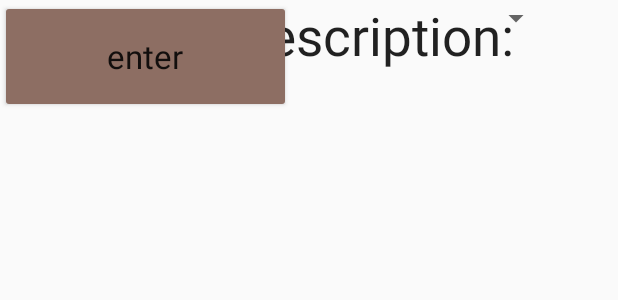
After one commit to aahuangithub/losaltoshacks3, an Android app: the layout activity_finder.xml on its own in the app's theme, with its tools: preview values and no code run, on a phone screen of 412 x 824 dp. The commit adds this screen. Shown: the top 300 px of the screen. Run offline under Robolectric (Android 15) with nearby library versions, the phone set to English and light mode, and no system bars.

```diff
--- a/FindersSweepers/app/build.gradle
+++ b/FindersSweepers/app/build.gradle
@@ -27,6 +27,7 @@ dependencies {
     implementation 'com.android.support:appcompat-v7:26.1.0'
     implementation 'com.android.support.constraint:constraint-layout:1.0.2'
     implementation 'com.google.android.gms:play-services-maps:12.0.0'
+    implementation 'com.android.support:design:26.1.0'
     testImplementation 'junit:junit:4.12'
     androidTestImplementation 'com.android.support.test:runner:1.0.1'
     androidTestImplementation 'com.android.support.test.espresso:espresso-core:3.0.1'
--- a/FindersSweepers/app/src/main/AndroidManifest.xml
+++ b/FindersSweepers/app/src/main/AndroidManifest.xml
@@ -37,7 +37,11 @@
 
         <activity
             android:name=".MapsActivity"
-            android:label="@string/title_activity_maps"></activity>
+            android:label="@string/title_activity_maps" />
+        <activity
+            android:name=".finder"
+            android:label="@string/title_activity_finder"
+            android:theme="@style/AppTheme"></activity>
     </application>
 
 </manifest>
--- /dev/null
+++ b/FindersSweepers/app/src/main/res/layout/activity_finder.xml
@@ -0,0 +1,37 @@
+<?xml version="1.0" encoding="utf-8"?>
+<android.support.constraint.ConstraintLayout
+    xmlns:android="http://schemas.android.com/apk/res/android"
+    xmlns:app="http://schemas.android.com/apk/res-auto"
+    xmlns:tools="http://schemas.android.com/tools"
+    android:layout_width="match_parent"
+    android:layout_height="match_parent">
+
+    <Button
+        android:id="@+id/button2"
+        style="@style/Widget.AppCompat.Button.Colored"
+        android:layout_width="194dp"
+        android:layout_height="75dp"
+        android:text="enter"
+        android:textAppearance="@style/TextAppearance.AppCompat.Large"
+        tools:layout_editor_absoluteX="95dp"
+        tools:layout_editor_absoluteY="420dp" />
+
+    <TextView
+        android:id="@+id/textView"
+        android:layout_width="329dp"
+        android:layout_height="69dp"
+        android:layout_marginEnd="24dp"
+        android:text="Trash Description:"
+        android:textAppearance="@android:style/TextAppearance.DeviceDefault.Large"
+        android:textSize="35dp"
+        app:layout_constraintEnd_toEndOf="parent"
+        tools:layout_editor_absoluteY="101dp" />
+
+    <Spinner
+        android:id="@+id/spinner"
+        android:layout_width="368dp"
+        android:layout_height="wrap_content"
+        tools:layout_editor_absoluteX="8dp"
+        tools:layout_editor_absoluteY="170dp" />
+
+</android.support.constraint.ConstraintLayout>
--- a/FindersSweepers/app/src/main/res/values/dimens.xml
+++ b/FindersSweepers/app/src/main/res/values/dimens.xml
@@ -1,4 +1,5 @@
 <?xml version="1.0" encoding="utf-8"?>
 <resources>
     <dimen name="main_title_size">32dp</dimen>
+    <dimen name="fab_margin">16dp</dimen>
 </resources>
--- a/FindersSweepers/app/src/main/res/values/strings.xml
+++ b/FindersSweepers/app/src/main/res/values/strings.xml
@@ -1,4 +1,5 @@
 <resources>
     <string name="app_name">FindersSweepers</string>
     <string name="title_activity_maps">Map</string>
+    <string name="title_activity_finder">finder</string>
 </resources>
--- a/FindersSweepers/app/src/main/res/values/styles.xml
+++ b/FindersSweepers/app/src/main/res/values/styles.xml
@@ -8,4 +8,8 @@
         <item name="colorAccent">@color/colorAccent</item>
     </style>
 
+    <style name="AppTheme.AppBarOverlay" parent="ThemeOverlay.AppCompat.Dark.ActionBar" />
+
+    <style name="AppTheme.PopupOverlay" parent="ThemeOverlay.AppCompat.Light" />
+
 </resources>
```
Also changed, not shown: FindersSweepers/app/src/main/java/tech/trash/finderssweepers/Finder.java (added, +32 -0 lines).
